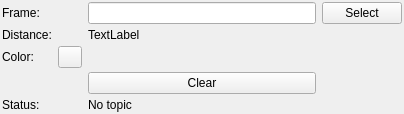
Qt form mapviz_plugins/ui/measuring_config.ui (swri-robotics/mapviz) before a commit.
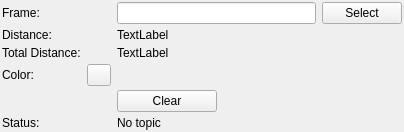
The same form after that commit. Custom widgets are drawn as their Qt base class.

Commit message: Added cumulative distance measurements from multiple points

```diff
--- a/mapviz_plugins/ui/measuring_config.ui
+++ b/mapviz_plugins/ui/measuring_config.ui
@@ -33,13 +33,13 @@
     <number>4</number>
    </property>
    <item row="2" column="0">
-    <widget class="QLabel" name="label_4">
+    <widget class="QLabel" name="label_5">
      <property name="text">
-      <string>Color: </string>
+      <string>Total Distance:</string>
      </property>
     </widget>
    </item>
-   <item row="2" column="1">
+   <item row="3" column="1">
     <widget class="mapviz::ColorButton" name="color">
      <property name="maximumSize">
       <size>
@@ -69,7 +69,7 @@
      </property>
     </widget>
    </item>
-   <item row="5" column="0">
+   <item row="6" column="0">
     <widget class="QLabel" name="label_2">
      <property name="font">
       <font/>
@@ -79,7 +79,7 @@
      </property>
     </widget>
    </item>
-   <item row="5" column="2" colspan="2">
+   <item row="6" column="2" colspan="2">
     <widget class="QLabel" name="status">
      <property name="font">
       <font/>
@@ -112,11 +112,37 @@
      </property>
     </widget>
    </item>
-   <item row="3" column="2">
+   <item row="2" column="2">
+    <widget class="QLabel" name="totaldistance">
+     <property name="text">
+      <string>TextLabel</string>
+     </property>
+    </widget>
+   </item>
+   <item row="3" column="0">
+    <widget class="QLabel" name="label_4">
+     <property name="text">
+      <string>Color: </string>
+     </property>
+    </widget>
+   </item>
+   <item row="5" column="2">
     <widget class="QPushButton" name="clear">
+     <property name="maximumSize">
+      <size>
+       <width>100</width>
+       <height>16777215</height>
+      </size>
+     </property>
      <property name="text">
       <string>Clear</string>
      </property>
+     <property name="iconSize">
+      <size>
+       <width>16</width>
+       <height>16</height>
+      </size>
+     </property>
     </widget>
    </item>
   </layout>
```
The commit also changes 1 other file.
